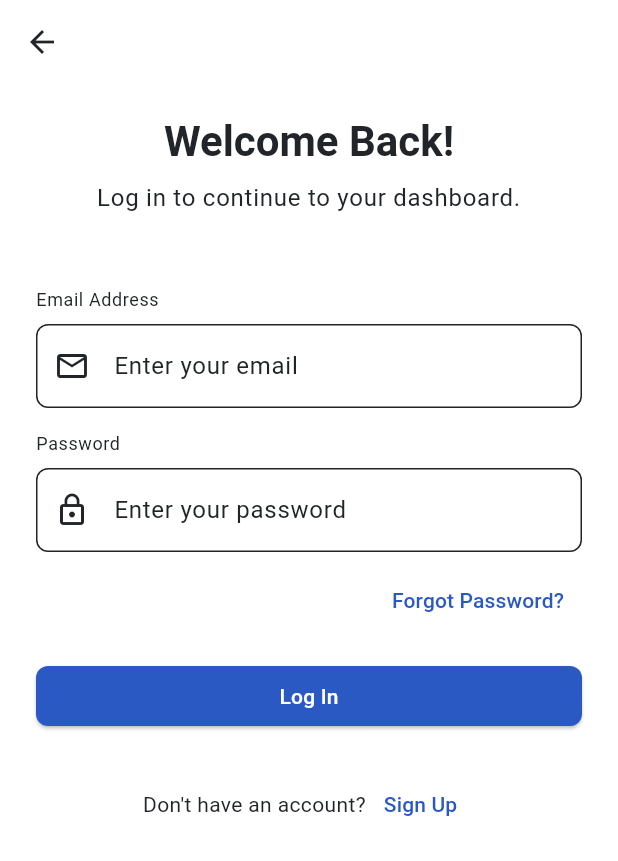
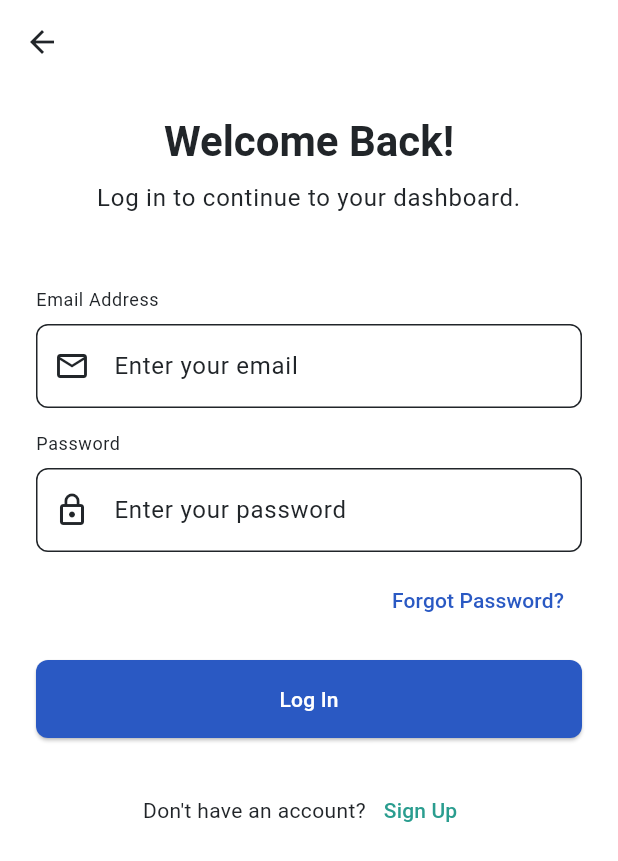
Before and after one commit to RvShivam/inventify, a Flutter app: the SignupScreen screen opened directly, after a tap on "Sign in", on a phone screen of 412 x 824 dp. Shown: the top 861 px of the screen. Run offline on Flutter 3.47's test engine with Material 3 defaults, Android fonts, the phone set to English and light mode, and no system bars.

Commit message:
Minor Color fix

```diff
--- a/client/lib/config/theme/theme.dart
+++ b/client/lib/config/theme/theme.dart
@@ -1,5 +1,6 @@
 import 'package:flutter/material.dart';
 
+// Light Theme Colors
 const lightColorScheme = ColorScheme(
   brightness: Brightness.light,
   primary: Color(0xFF2A59C3),
@@ -14,6 +15,7 @@ const lightColorScheme = ColorScheme(
   onSurface: Color(0xFF212529),
 );
 
+// Dark Theme Colors
 const darkColorScheme = ColorScheme(
   brightness: Brightness.dark,
   primary: Color(0xFF4C82F7),
@@ -28,6 +30,7 @@ const darkColorScheme = ColorScheme(
   onSurface: Color(0xFFE1E1E1),
 );
 
+// Light ThemeData
 final lightTheme = ThemeData(
   useMaterial3: true,
   colorScheme: lightColorScheme,
@@ -45,7 +48,6 @@ final lightTheme = ThemeData(
       ),
     ),
   ),
-
   inputDecorationTheme: InputDecorationTheme(
     filled: true,
     fillColor: lightColorScheme.surface,
@@ -58,8 +60,13 @@ final lightTheme = ThemeData(
       borderSide: BorderSide(color: lightColorScheme.primary, width: 2.0),
     ),
   ),
+  floatingActionButtonTheme: FloatingActionButtonThemeData(
+    backgroundColor: lightColorScheme.secondary,
+    foregroundColor: lightColorScheme.onSecondary,
+  ),
 );
 
+// Dark ThemeData
 final darkTheme = ThemeData(
   useMaterial3: true,
   colorScheme: darkColorScheme,
@@ -89,4 +96,8 @@ final darkTheme = ThemeData(
       borderSide: BorderSide(color: darkColorScheme.primary, width: 2.0),
     ),
   ),
+  floatingActionButtonTheme: FloatingActionButtonThemeData(
+    backgroundColor: darkColorScheme.secondary,
+    foregroundColor: darkColorScheme.onSecondary,
+  ),
 );
--- a/client/lib/screens/login_screen.dart
+++ b/client/lib/screens/login_screen.dart
@@ -34,12 +34,14 @@ class _LoginScreenState extends State<LoginScreen> {
   @override
   Widget build(BuildContext context) {
     final textTheme = Theme.of(context).textTheme;
+    final colorScheme = Theme.of(context).colorScheme;
 
     return Scaffold(
       appBar: AppBar(
-        // Transparent app bar for a cleaner look
         backgroundColor: Colors.transparent,
         elevation: 0,
+        // Ensure back button color is correct
+        iconTheme: IconThemeData(color: colorScheme.onBackground),
       ),
       body: Form(
         key: _formKey,
@@ -105,6 +107,9 @@ class _LoginScreenState extends State<LoginScreen> {
 
               // Log In Button
               ElevatedButton(
+                style: ElevatedButton.styleFrom(
+                  padding: const EdgeInsets.symmetric(vertical: 16),
+                ),
                 onPressed: _onLoginPressed,
                 child: const Text('Log In'),
               ),
@@ -117,10 +122,13 @@ class _LoginScreenState extends State<LoginScreen> {
                   Text("Don't have an account?", style: textTheme.bodyMedium),
                   TextButton(
                     onPressed: () {
-                      Navigator.of(context).push( MaterialPageRoute(
-                        builder: (context) => const SignupScreen(),
-                      ));
+                      Navigator.of(context).pushReplacement(
+                        MaterialPageRoute(builder: (context) => const SignupScreen()),
+                      );
                     },
+                    style: TextButton.styleFrom(
+                      foregroundColor: Theme.of(context).colorScheme.secondary,
+                    ),
                     child: const Text('Sign Up'),
                   ),
                 ],
--- a/client/lib/screens/signup_screen.dart
+++ b/client/lib/screens/signup_screen.dart
@@ -194,6 +194,9 @@ class _SignupScreenState extends State<SignupScreen> {
                         builder: (context) => const LoginScreen(),
                       ));
                     },
+                    style: TextButton.styleFrom(
+                      foregroundColor: Theme.of(context).colorScheme.secondary,
+                    ),
                     child: const Text('Sign in'),
                   ),
                 ],
```
